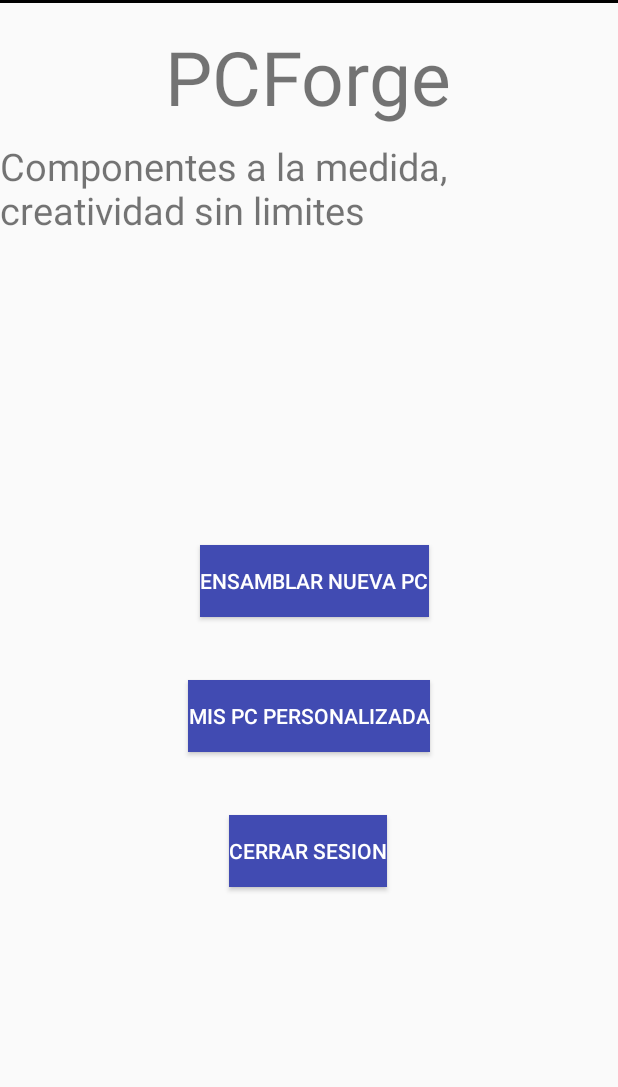
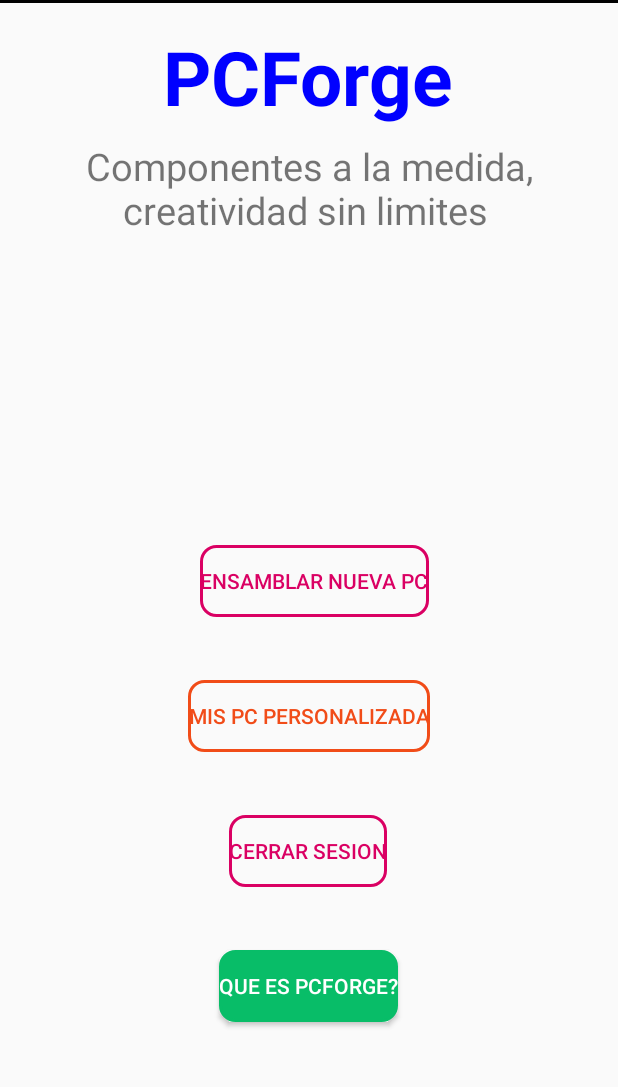
Before and after one commit to u20218174/aplicacionesmoviles, an Android app: the MainActivity screen opened directly, with no data from a screen before it, on a phone screen of 412 x 824 dp, the part 94-1181 px from its top. Run offline under Robolectric (Android 15) with nearby library versions, the phone set to English and light mode, and no system bars.

Commit message:
mainActivity con diseño

```diff
--- /dev/null
+++ b/app/src/main/res/drawable/btn_style4.xml
@@ -0,0 +1,5 @@
+<?xml version="1.0" encoding="utf-8"?>
+<shape xmlns:android="http://schemas.android.com/apk/res/android">
+    <corners android:radius="10dp"/>
+    <stroke android:color="@color/orange" android:width="2dp"/>
+</shape>
--- /dev/null
+++ b/app/src/main/res/drawable/btn_style5.xml
@@ -0,0 +1,16 @@
+<?xml version="1.0" encoding="utf-8"?>
+<selector xmlns:android="http://schemas.android.com/apk/res/android">
+
+    <item>
+        <shape android:shape="rectangle">
+
+            <solid android:color="@color/green" />
+            <corners android:radius="10dp"/>
+
+            <stroke
+                android:width="2dp"
+                android:color="@color/green" />
+
+        </shape>
+    </item>
+</selector>
--- a/app/src/main/res/layout/activity_main.xml
+++ b/app/src/main/res/layout/activity_main.xml
@@ -15,7 +15,9 @@
         android:layout_height="wrap_content"
         android:layout_marginTop="80dp"
         android:text="PCForge"
+        android:textColor="#0000FF"
         android:textSize="50sp"
+        android:textStyle="bold"
         app:layout_constraintEnd_toEndOf="parent"
         app:layout_constraintHorizontal_bias="0.498"
         app:layout_constraintStart_toStartOf="parent"
@@ -28,49 +30,62 @@
         android:layout_marginTop="156dp"
         android:text="Componentes a la medida, creatividad sin limites "
         android:textSize="25sp"
+        android:gravity="center"
         app:layout_constraintEnd_toEndOf="parent"
         app:layout_constraintHorizontal_bias="0.497"
         app:layout_constraintStart_toStartOf="parent"
         app:layout_constraintTop_toTopOf="parent" />
 
 
-    <androidx.appcompat.widget.AppCompatButton
+    <Button
         android:id="@+id/btnEnsamblar"
         android:layout_width="wrap_content"
         android:layout_height="wrap_content"
         android:layout_marginBottom="350dp"
-        android:background="@color/black"
-        android:backgroundTint="@color/blue_light"
+        android:background="@drawable/btn_style2"
         android:text="Ensamblar nueva PC"
-        android:textColor="@color/white"
+        android:textColor="@color/light_red"
         app:layout_constraintBottom_toBottomOf="parent"
         app:layout_constraintEnd_toEndOf="parent"
         app:layout_constraintHorizontal_bias="0.515"
         app:layout_constraintStart_toStartOf="parent" />
 
-    <androidx.appcompat.widget.AppCompatButton
+    <Button
         android:id="@+id/btnConfiguracion"
         android:layout_width="wrap_content"
         android:layout_height="wrap_content"
         android:layout_marginBottom="260dp"
-        android:background="@color/black"
-        android:backgroundTint="@color/blue_light"
+        android:background="@drawable/btn_style4"
         android:text="Mis PC Personalizada"
-        android:textColor="@color/white"
+        android:textColor="@color/orange"
         app:layout_constraintBottom_toBottomOf="parent"
         app:layout_constraintEnd_toEndOf="parent"
         app:layout_constraintStart_toStartOf="parent"
         app:layout_constraintTop_toBottomOf="@+id/btnEnsamblar"
         app:layout_constraintVertical_bias="1.0" />
 
-    <androidx.appcompat.widget.AppCompatButton
+    <Button
         android:id="@+id/btnCerrarSesion"
         android:layout_width="wrap_content"
         android:layout_height="wrap_content"
         android:layout_marginBottom="170dp"
-        android:background="@color/black"
+        android:background="@drawable/btn_style2"
         android:text="Cerrar Sesion"
-        android:backgroundTint="@color/blue_light"
+        android:textColor="@color/light_red"
+        app:layout_constraintBottom_toBottomOf="parent"
+        app:layout_constraintEnd_toEndOf="parent"
+        app:layout_constraintHorizontal_bias="0.498"
+        app:layout_constraintStart_toStartOf="parent"
+        app:layout_constraintTop_toBottomOf="@+id/btnConfiguracion"
+        app:layout_constraintVertical_bias="1.0" />
+
+    <Button
+        android:id="@+id/btnQueEs"
+        android:layout_width="wrap_content"
+        android:layout_height="wrap_content"
+        android:layout_marginBottom="80dp"
+        android:background="@drawable/btn_style5"
+        android:text="Que es PCForge?"
         android:textColor="@color/white"
         app:layout_constraintBottom_toBottomOf="parent"
         app:layout_constraintEnd_toEndOf="parent"
--- a/app/src/main/res/values/colors.xml
+++ b/app/src/main/res/values/colors.xml
@@ -4,6 +4,9 @@
     <color name="white">#FFFFFFFF</color>
     <color name="blue_light">#414bb2</color>
     <color name="gray">#dddddd</color>
+    <color name="orange">#F14C18</color>
     <color name="ligh_green">#0ca789</color>
+    <color name="green">#08BD68</color>
+    <color name="darkgreen">#035E33</color>
     <color name="light_red">#da0063</color>
 </resources>
```
